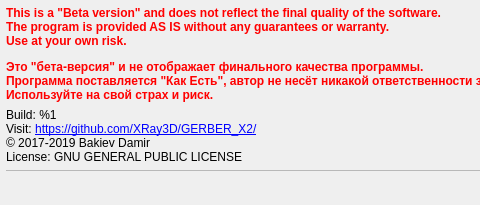
The window that G2G/aboutform.ui (XRay3D/GERBER_X3) describes before a commit, drawn with Qt 5; both pictures show x 0 to 480 and y 0 to 205 of the 701 by 205 pixel window.
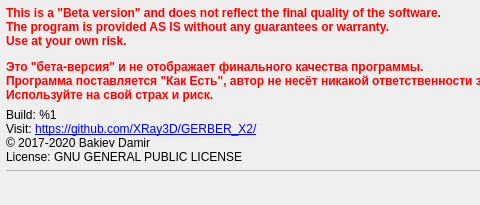
The same window after the commit.

Commit message: (c) дата 2020

What changed in the file:
```diff
--- a/G2G/aboutform.ui
+++ b/G2G/aboutform.ui
@@ -39,7 +39,7 @@
    <item>
     <widget class="QLabel" name="lblAbout">
      <property name="text">
-      <string>&lt;html&gt;&lt;head/&gt;&lt;body&gt;&lt;p&gt;Build: %1&lt;br/&gt;Visit: &lt;a href=&quot;https://github.com/XRay3D/GERBER_X2/&quot;&gt;&lt;span style=&quot; text-decoration: underline; color:#0000ff;&quot;&gt;https://github.com/XRay3D/GERBER_X2/&lt;/span&gt;&lt;/a&gt;&lt;a href=&quot;https://github.com/Denvi/Candle/&quot;&gt;&lt;span style=&quot; text-decoration: underline; color:#0000ff;&quot;&gt;&lt;br/&gt;&lt;/span&gt;&lt;/a&gt;© 2017-2019 Bakiev Damir&lt;br/&gt;License: GNU GENERAL PUBLIC LICENSE&lt;/p&gt;&lt;/body&gt;&lt;/html&gt;</string>
+      <string>&lt;html&gt;&lt;head/&gt;&lt;body&gt;&lt;p&gt;Build: %1&lt;br/&gt;Visit: &lt;a href=&quot;https://github.com/XRay3D/GERBER_X2/&quot;&gt;&lt;span style=&quot; text-decoration: underline; color:#0000ff;&quot;&gt;https://github.com/XRay3D/GERBER_X2/&lt;/span&gt;&lt;/a&gt;&lt;a href=&quot;https://github.com/Denvi/Candle/&quot;&gt;&lt;span style=&quot; text-decoration: underline; color:#0000ff;&quot;&gt;&lt;br/&gt;&lt;/span&gt;&lt;/a&gt;© 2017-2020 Bakiev Damir&lt;br/&gt;License: GNU GENERAL PUBLIC LICENSE&lt;/p&gt;&lt;/body&gt;&lt;/html&gt;</string>
      </property>
      <property name="alignment">
       <set>Qt::AlignLeading|Qt::AlignLeft|Qt::AlignVCenter</set>
```
